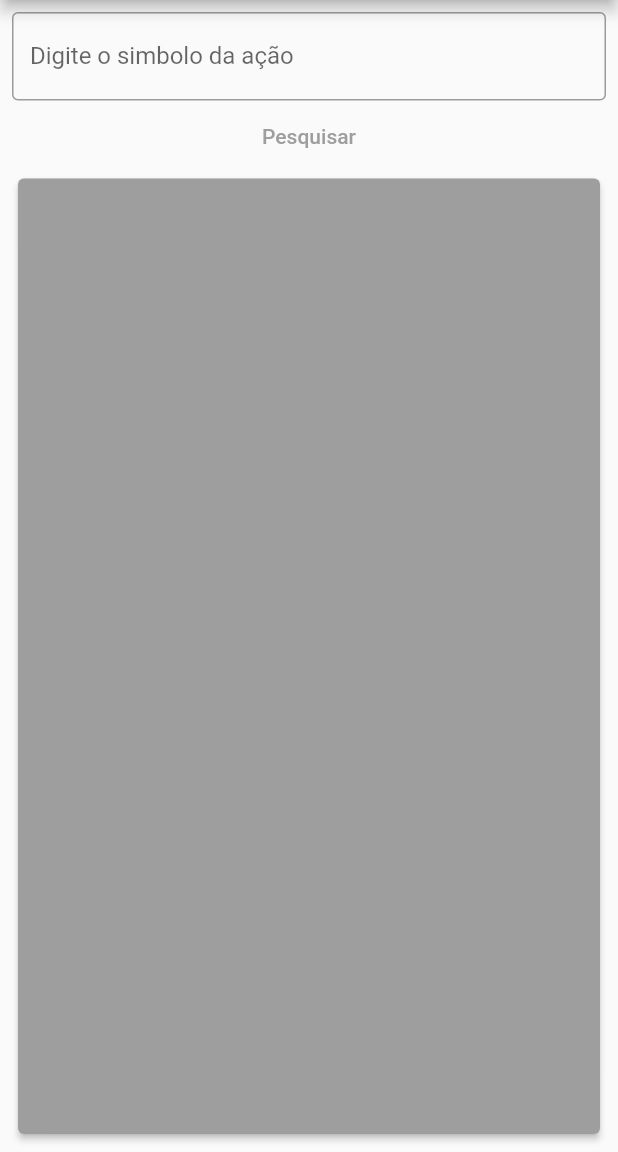
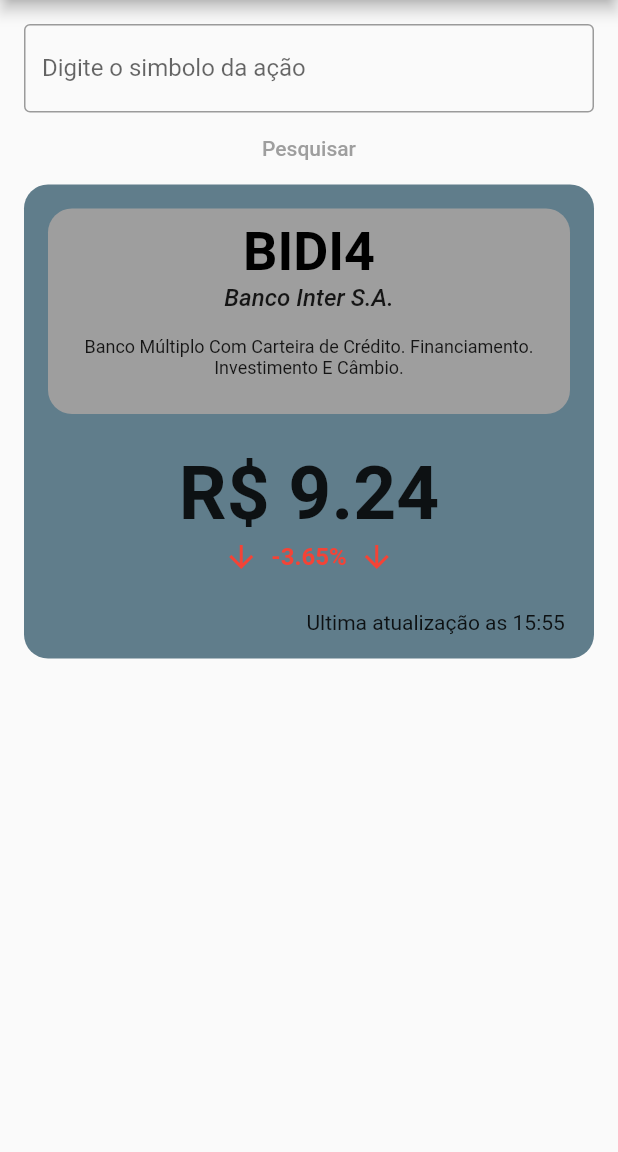
Before and after one commit to ElexandroTorres/Acoes-Ibovespa, a Flutter app: the screen it shows after launch, on a phone screen of 412 x 824 dp, the part 84-1236 px from its top. Run offline on Flutter 3.47's test engine with Material 2 defaults, Android fonts, the phone set to English and light mode, and no system bars.

Commit message:
changes in UI to show to the user when some data is not avaliable in stock description

```diff
--- a/lib/api/hg_finance_api.dart
+++ b/lib/api/hg_finance_api.dart
@@ -11,6 +11,8 @@
     Stock stock;
 
     http.Response response = await http.get(Uri.parse(request));
+
+    print('response code: ${response.statusCode}');
 
     stockData = jsonDecode(response.body);
 
--- /dev/null
+++ b/lib/model/stock_fake_data.dart
@@ -0,0 +1,13 @@
+import 'package:acoes_ibovespa/model/stock.dart';
+
+Stock fakeStock = Stock(
+  symbol: 'BIDI4',
+  name: 'Banco Inter',
+  companyName: 'Banco Inter S.A.',
+  description:
+      'Banco Múltiplo Com Carteira de Crédito. Financiamento. Investimento E Câmbio.',
+  marketCap: 23789.1,
+  price: 9.24,
+  changePercent: -3.65,
+  updatedAt: "2021-12-29 15:55:58",
+);
--- a/lib/ui/home_page.dart
+++ b/lib/ui/home_page.dart
@@ -1,5 +1,7 @@
 import 'dart:ui';
 
+import 'package:acoes_ibovespa/model/stock_fake_data.dart';
+import 'package:acoes_ibovespa/ui/widgets/stock_information.dart';
 import 'package:flutter/material.dart';
 import 'package:acoes_ibovespa/api/hg_finance_api.dart';
 import 'package:acoes_ibovespa/model/stock.dart';
@@ -14,7 +16,8 @@
   HGFinanceApi hgApi = HGFinanceApi();
   late Stock stockData;
   String teste = '';
-  Widget? showInformations;
+  //Widget? showInformations;
+  //Widget? showInformations = stockInformation(fakeStock);
 
   @override
   Widget build(BuildContext context) {
@@ -24,7 +27,7 @@
         centerTitle: true,
       ),
       body: Padding(
-        padding: const EdgeInsets.all(8.0),
+        padding: const EdgeInsets.all(16.0),
         child: Column(
           children: [
             TextField(
@@ -39,6 +42,7 @@
             ),
             TextButton(
               onPressed: () async {
+                /*
                 setState(() {
                   showInformations = Center(
                     child: CircularProgressIndicator(
@@ -46,24 +50,16 @@
                     ),
                   );
                 });
+                */
                 stockData = await hgApi.makeRequest(stockSymbol);
                 setState(() {
-                  showInformations = stockInformation(stockData);
+                  //showInformations = stockInformation(stockData);
                 });
               },
               child: Text('Pesquisar'),
             ),
-            Expanded(
-              child: Container(
-                width: double.infinity,
-                child: Card(
-                  color: Colors.grey,
-                  elevation: 2,
-                  borderOnForeground: true,
-                  margin: EdgeInsets.all(4),
-                  child: showInformations,
-                ),
-              ),
+            StockInformation(
+              stockData: fakeStock,
             ),
           ],
         ),
@@ -71,76 +67,3 @@
     );
   }
 }
-
-Widget stockInformation(Stock stockData) {
-  return Column(
-    crossAxisAlignment: CrossAxisAlignment.stretch,
-    children: [
-      Expanded(
-        child: Container(
-          padding: EdgeInsets.only(top: 16),
-          child: Column(
-            crossAxisAlignment: CrossAxisAlignment.center,
-            mainAxisAlignment: MainAxisAlignment.center,
-            children: [
-              Text(
-                stockData.symbol.toString(),
-                textAlign: TextAlign.center,
-                style: TextStyle(
-                  color: Colors.black,
-                  fontSize: 32,
-                  fontWeight: FontWeight.w700,
-                ),
-              ),
-              Text(
-                stockData.name.toString(),
-                textAlign: TextAlign.center,
-                style: TextStyle(
-                  fontSize: 16,
-                  fontStyle: FontStyle.italic,
-                  fontWeight: FontWeight.w500,
-                ),
-              ),
-            ],
-          ),
-        ),
-      ),
-      Expanded(
-        //flex: 2,
-        child: Container(
-          child: Column(
-            mainAxisAlignment: MainAxisAlignment.center,
-            children: [
-              Text(
-                'R\$ ${stockData.price}',
-                textAlign: TextAlign.center,
-                style: TextStyle(
-                  fontWeight: FontWeight.bold,
-                  fontSize: 50,
-                ),
-              ),
-              Text(
-                '${stockData.changePercent}%',
-                style: TextStyle(
-                  color:
-                      stockData.changePercent! >= 0 ? Colors.green : Colors.red,
-                ),
-              ),
-            ],
-          ),
-        ),
-      ),
-      Expanded(
-        child: Container(
-          //margin: EdgeInsets.all(8),
-          padding: EdgeInsets.all(16),
-          child: Align(
-            alignment: Alignment.bottomRight,
-            child: Text(
-                'Ultima atualização as ${DateTime.parse(stockData.updatedAt.toString()).hour}:${DateTime.parse(stockData.updatedAt.toString()).minute} '),
-          ),
-        ),
-      ),
-    ],
-  );
-}
--- /dev/null
+++ b/lib/ui/widgets/stock_information.dart
@@ -0,0 +1,148 @@
+import 'package:acoes_ibovespa/model/stock.dart';
+import 'package:flutter/material.dart';
+
+class StockInformation extends StatelessWidget {
+  final Stock stockData;
+
+  const StockInformation({Key? key, required this.stockData}) : super(key: key);
+
+  String get companyName {
+    if (stockData.companyName == null) {
+      return stockData.name.toString();
+    }
+    return stockData.companyName.toString();
+  }
+
+  Container get descriptionContainer {
+    if (stockData.description == null) {
+      return Container();
+    }
+    return Container(
+      padding: EdgeInsets.all(8),
+      margin: EdgeInsets.all(8),
+      child: Text(
+        stockData.description.toString(),
+        textAlign: TextAlign.center,
+        style: TextStyle(
+          fontSize: 12,
+        ),
+      ),
+    );
+  }
+
+  Color get changePercentColor {
+    if (stockData.changePercent! >= 0) {
+      return Colors.green;
+    }
+    return Colors.red;
+  }
+
+  IconData get changePercentIcon {
+    if (stockData.changePercent! >= 0) {
+      return Icons.arrow_upward_outlined;
+    }
+    return Icons.arrow_downward_outlined;
+  }
+
+  @override
+  Widget build(BuildContext context) {
+    return Container(
+      decoration: BoxDecoration(
+        borderRadius: BorderRadius.circular(16),
+        color: Colors.blueGrey,
+      ),
+      child: Column(
+        crossAxisAlignment: CrossAxisAlignment.stretch,
+        children: [
+          Container(
+            padding: EdgeInsets.all(8.0),
+            margin: EdgeInsets.all(16.0),
+            decoration: BoxDecoration(
+              borderRadius: BorderRadius.circular(16),
+              color: Colors.grey,
+            ),
+            child: Column(
+              crossAxisAlignment: CrossAxisAlignment.center,
+              mainAxisAlignment: MainAxisAlignment.center,
+              children: [
+                Text(
+                  stockData.symbol.toString(),
+                  textAlign: TextAlign.center,
+                  style: TextStyle(
+                    color: Colors.black,
+                    fontSize: 36,
+                    fontWeight: FontWeight.w700,
+                  ),
+                ),
+                Text(
+                  companyName,
+                  textAlign: TextAlign.center,
+                  style: TextStyle(
+                    fontSize: 16,
+                    fontStyle: FontStyle.italic,
+                    fontWeight: FontWeight.w500,
+                  ),
+                ),
+                Container(
+                  child: descriptionContainer,
+                ),
+              ],
+            ),
+          ),
+          Container(
+            padding: EdgeInsets.all(8.0),
+            child: Column(
+              mainAxisAlignment: MainAxisAlignment.center,
+              crossAxisAlignment: CrossAxisAlignment.center,
+              children: [
+                Text(
+                  'R\$ ${stockData.price}',
+                  textAlign: TextAlign.center,
+                  style: TextStyle(
+                    fontWeight: FontWeight.bold,
+                    fontSize: 50,
+                  ),
+                ),
+                Row(
+                  mainAxisAlignment: MainAxisAlignment.center,
+                  children: [
+                    Icon(
+                      changePercentIcon,
+                      color: changePercentColor,
+                    ),
+                    SizedBox(
+                      width: 8,
+                    ),
+                    Text(
+                      '${stockData.changePercent}%',
+                      style: TextStyle(
+                        color: changePercentColor,
+                        fontSize: 16,
+                        fontWeight: FontWeight.bold,
+                      ),
+                    ),
+                    SizedBox(
+                      width: 8,
+                    ),
+                    Icon(
+                      changePercentIcon,
+                      color: changePercentColor,
+                    ),
+                  ],
+                ),
+              ],
+            ),
+          ),
+          Container(
+            padding: EdgeInsets.all(16),
+            child: Align(
+              alignment: Alignment.bottomRight,
+              child: Text(
+                  'Ultima atualização as ${DateTime.parse(stockData.updatedAt.toString()).hour}:${DateTime.parse(stockData.updatedAt.toString()).minute} '),
+            ),
+          ),
+        ],
+      ),
+    );
+  }
+}
```
